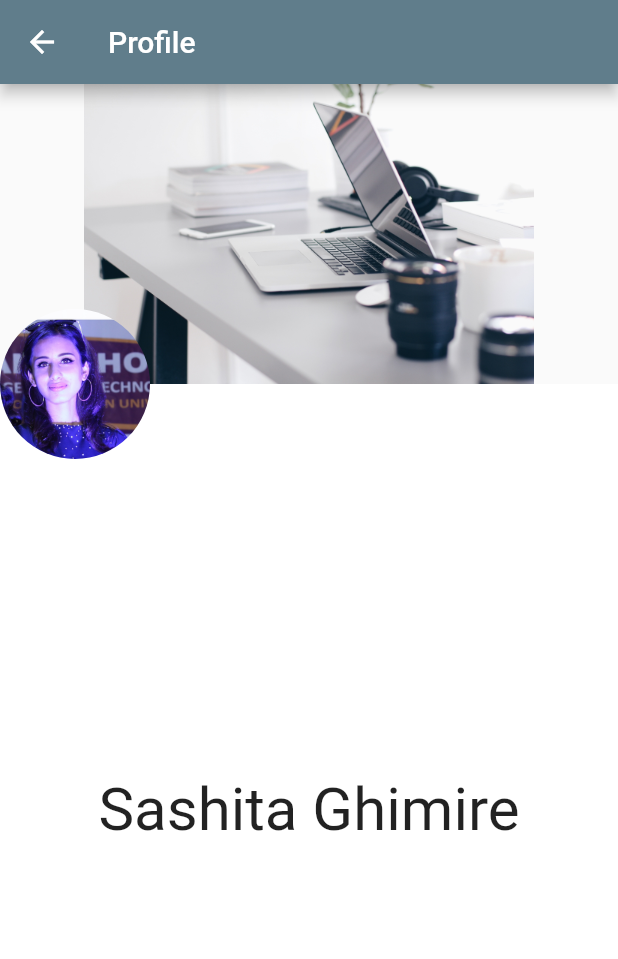
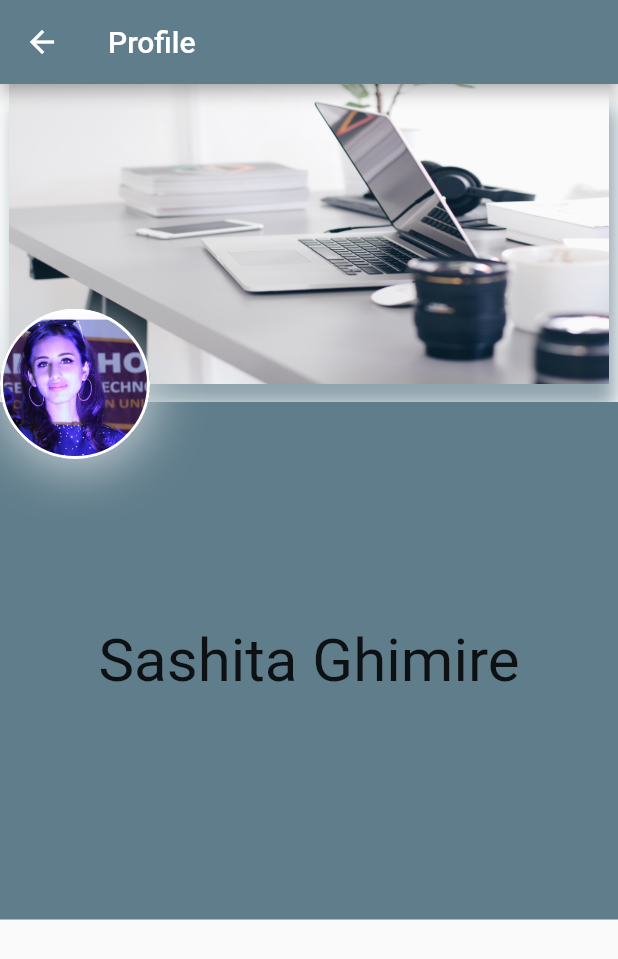
Before and after one commit to sashitaghimire/flutter, a Flutter app: the ProfilePage screen opened directly, on a phone screen of 412 x 824 dp. Shown: the top 959 px of the screen. Run offline on Flutter 3.47's test engine with Material 2 defaults, Android fonts, the phone set to English and light mode, and no system bars.

Commit message:
updated profile

```diff
--- a/lib/Profile.dart
+++ b/lib/Profile.dart
@@ -14,23 +14,42 @@ import 'package:flutter/material.dart';
                 Container(
                   height: 200.01,
                   width:400,
+                  decoration:BoxDecoration(
+                  image:DecorationImage(
 
-                  child: Center(
-                    child: Image.asset("assets/profile_back.jpg"),
-                  ),
+                  image:AssetImage("assets/profile_back.jpg"),
+
+                 fit:BoxFit.fill),
+                 boxShadow:<BoxShadow>[
+                  BoxShadow(
+                   color:Colors.blueGrey[300],
+                   offset:Offset(4.0,15.0),
+                   blurRadius:10.0
+                   ),
+                 ]
+
+
+                )
+
                 ),
-                Expanded(
-                  child: Container(
-                    color: Colors.white,
-                    child: Center(
-                      child: Text
-                      ('Sashita Ghimire',style:TextStyle(fontSize:40)),
+                SizedBox(height:12.0,),
+                Container(
+               height:345,
+               decoration:BoxDecoration(
+                 color:Colors.blueGrey,
 
-                    ),
-                  ),
-                )
-              ],
+               ),
+
+             child: Center(child: Text("Sashita Ghimire",style:TextStyle(fontSize:40),),
+
+             ),
+                ),
+              ]
             ),
+
+
+
+
             // Profile image
             Positioned(
               top: 150.0,
@@ -39,14 +58,30 @@ import 'package:flutter/material.dart';
               child: Container(
                 height: 100.0,
                 width: 100.0,
+
+
                 decoration: BoxDecoration(
-                  shape: BoxShape.circle,
-                  image: DecorationImage(image:AssetImage("assets/sashi.jpg"),)
+                  borderRadius:BorderRadius.circular(50.0),
+                  border:Border.all(
+                    width: 2.0,
+                    color: Colors.white,
+                  ),
+                  image: DecorationImage(image:AssetImage("assets/sashi.jpg"),),
+                  boxShadow:<BoxShadow>[
+                   BoxShadow(
+                   color:Colors.blueGrey[100],
+                   offset:Offset(1.0,5.0),
+                   blurRadius:30.0
+                   ),
+                 ]
                 ),
-              ),
+
+            ),
             )
-          ],
+        ]
         ),
       );
+
+
     }
   }
```
Also changed, not shown: 1 other file.
